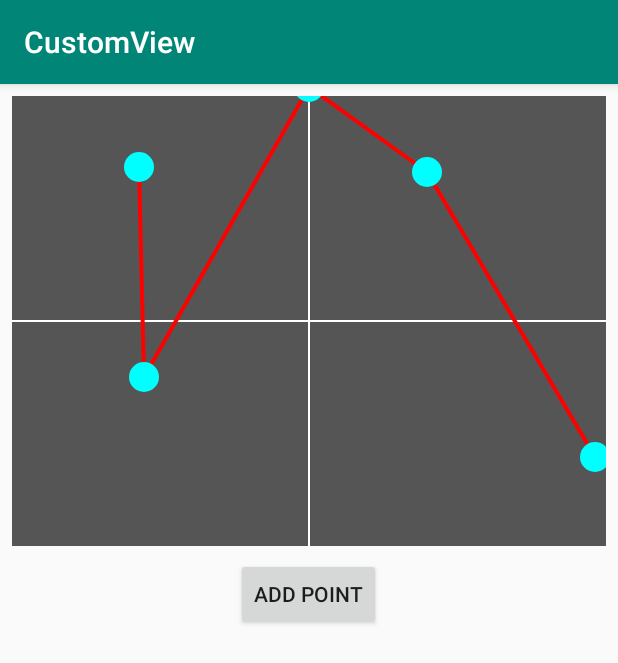
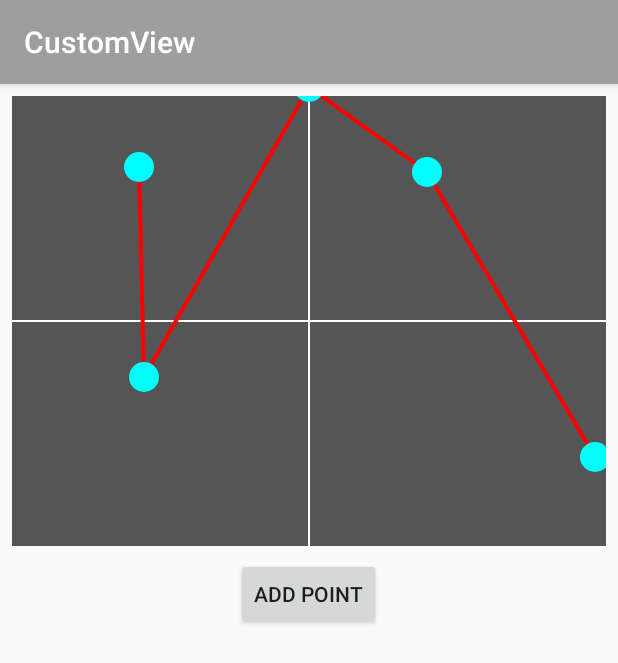
Before and after one commit to tarekhoury/Pit, an Android app: the screen it shows after launch (MainActivity), on a phone screen of 412 x 824 dp. Shown: the top 663 px of the screen. Run offline under Robolectric (Android 15) with nearby library versions, the phone set to English and light mode, and no system bars.

Commit message:
change app colors

```diff
--- a/app/src/main/res/values/colors.xml
+++ b/app/src/main/res/values/colors.xml
@@ -1,6 +1,6 @@
 <?xml version="1.0" encoding="utf-8"?>
 <resources>
-    <color name="colorPrimary">#008577</color>
-    <color name="colorPrimaryDark">#00574B</color>
-    <color name="colorAccent">#D81B60</color>
+    <color name="colorPrimary">#9E9E9E</color>
+    <color name="colorPrimaryDark">#616161</color>
+    <color name="colorAccent">#FFC107</color>
 </resources>
```
